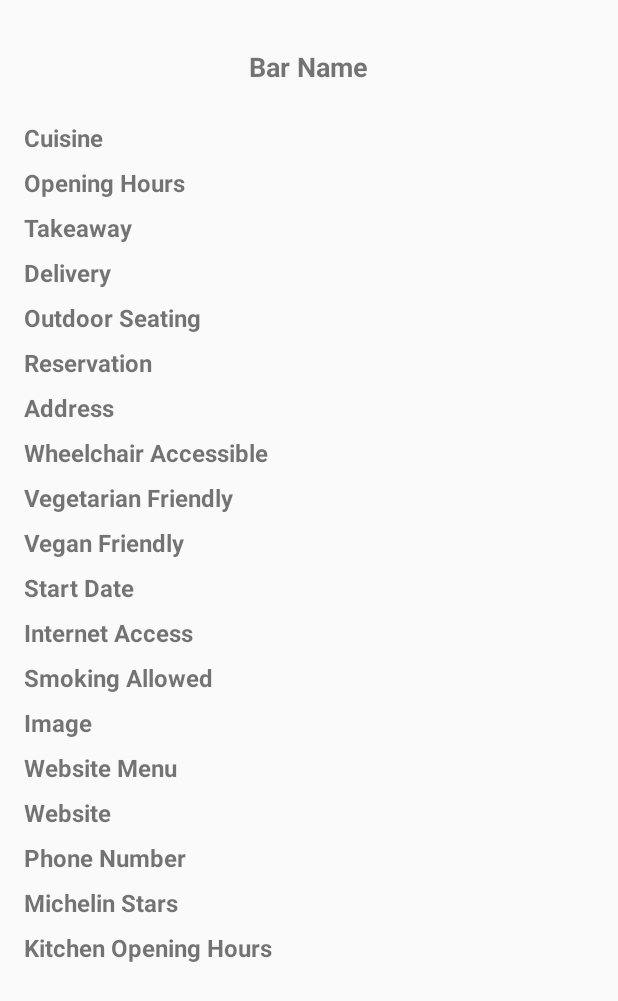
After one commit to Yushetf/Proyecto_MAD, an Android app: the BarDetailsActivity screen opened directly, with no data from a screen before it, on a phone screen of 412 x 824 dp. The commit adds this screen. Shown: the top 1001 px of the screen. Run offline under Robolectric (Android 15) with nearby library versions, the phone set to English and light mode, and no system bars.

Commit message:
Fiexed Firebase authentication and added activity bar details

```diff
--- a/app/src/main/AndroidManifest.xml
+++ b/app/src/main/AndroidManifest.xml
@@ -26,6 +26,10 @@
             android:name="es.proyectoMad.OpenStreetMapActivity"
             android:exported="false" />
         <activity
+            android:name="es.proyectoMad.BarDetailsActivity"
+            android:exported="false" />
+
+        <activity
             android:name="es.proyectoMad.SecondActivity"
             android:exported="false">
             <meta-data
--- /dev/null
+++ b/app/src/main/java/es/proyectoMad/BarDetailsActivity.kt
@@ -0,0 +1,46 @@
+package es.proyectoMad
+
+import android.os.Bundle
+import android.widget.TextView
+import android.widget.Toast
+import androidx.appcompat.app.AppCompatActivity
+import es.proyectoMad.persistence.room.BarEntity
+import es.upm.btb.helloworldkt.R
+
+class BarDetailsActivity : AppCompatActivity() {
+
+    override fun onCreate(savedInstanceState: Bundle?) {
+        super.onCreate(savedInstanceState)
+        setContentView(R.layout.activity_bar_details)
+
+        // Obtener los datos del bar de los extras del Intent
+        val barEntity: BarEntity? = intent.getParcelableExtra("barEntity")
+
+        // Mostrar los datos del bar en la interfaz de usuario si barEntity no es nulo
+        if (barEntity != null) {
+            findViewById<TextView>(R.id.textViewBarName).text = barEntity.name
+            findViewById<TextView>(R.id.textViewCuisine).text = barEntity.cuisine ?: "N/A"
+            findViewById<TextView>(R.id.textViewOpeningHours).text = barEntity.openingHours ?: "N/A"
+            findViewById<TextView>(R.id.textViewTakeaway).text = if (barEntity.takeaway) "Yes" else "No"
+            findViewById<TextView>(R.id.textViewDelivery).text = if (barEntity.delivery) "Yes" else "No"
+            findViewById<TextView>(R.id.textViewOutdoorSeating).text = if (barEntity.outdoorSeating) "Yes" else "No"
+            findViewById<TextView>(R.id.textViewReservation).text = if (barEntity.reservation) "Yes" else "No"
+            findViewById<TextView>(R.id.textViewAddress).text = barEntity.address ?: "N/A"
+            findViewById<TextView>(R.id.textViewWheelchairAccessible).text = if (barEntity.wheelchairAccessible) "Yes" else "No"
+            findViewById<TextView>(R.id.textViewVegetarianFriendly).text = if (barEntity.vegetarianFriendly) "Yes" else "No"
+            findViewById<TextView>(R.id.textViewVeganFriendly).text = if (barEntity.veganFriendly) "Yes" else "No"
+            findViewById<TextView>(R.id.textViewStartDate).text = barEntity.startDate ?: "N/A"
+            findViewById<TextView>(R.id.textViewInternetAccess).text = if (barEntity.internetAccess) "Yes" else "No"
+            findViewById<TextView>(R.id.textViewSmokingAllowed).text = if (barEntity.smokingAllowed) "Yes" else "No"
+            findViewById<TextView>(R.id.textViewImage).text = barEntity.image ?: "N/A"
+            findViewById<TextView>(R.id.textViewWebsiteMenu).text = barEntity.websiteMenu ?: "N/A"
+            findViewById<TextView>(R.id.textViewWebsite).text = barEntity.website ?: "N/A"
+            findViewById<TextView>(R.id.textViewPhoneNumber).text = barEntity.phoneNumber ?: "N/A"
+            findViewById<TextView>(R.id.textViewMichelinStars).text = barEntity.michelinStars?.toString() ?: "N/A"
+            findViewById<TextView>(R.id.textViewKitchenOpeningHours).text = barEntity.kitchenOpeningHours ?: "N/A"
+        } else {
+            // Manejar el caso donde barEntity es nulo, por ejemplo, mostrar un mensaje de error con Toast
+            Toast.makeText(this, "Bar details not found", Toast.LENGTH_SHORT).show()
+        }
+    }
+}
--- a/app/src/main/java/es/proyectoMad/MainActivity.kt
+++ b/app/src/main/java/es/proyectoMad/MainActivity.kt
@@ -186,6 +186,8 @@ class MainActivity : AppCompatActivity(), LocationListener {
         }
     }
     private fun launchSignInFlow() {
+        val user = FirebaseAuth.getInstance().currentUser
+        if (user == null) {
             val providers = arrayListOf(
                 AuthUI.IdpConfig.EmailBuilder().build(),
                 AuthUI.IdpConfig.GoogleBuilder().build()
@@ -197,6 +199,10 @@ class MainActivity : AppCompatActivity(), LocationListener {
                     .build(),
                 RC_SIGN_IN
             )
+        } else {
+            // El usuario ya está autenticado, no es necesario iniciar sesión nuevamente.
+            updateUIWithUsername() // Actualizar la interfaz de usuario con el nombre del usuario.
+        }
     }
     private fun logout() {
         AuthUI.getInstance()
--- a/app/src/main/java/es/proyectoMad/persistence/room/IBarDao.kt
+++ b/app/src/main/java/es/proyectoMad/persistence/room/IBarDao.kt
@@ -14,4 +14,7 @@ interface IBarDao {
 
     @Query("DELETE FROM bar")
     fun deleteAllBars()
+
+    @Query("SELECT * FROM bar WHERE name = :name")
+    fun getBarByName(name: String): BarEntity?
 }
--- /dev/null
+++ b/app/src/main/res/layout/activity_bar_details.xml
@@ -0,0 +1,208 @@
+<?xml version="1.0" encoding="utf-8"?>
+<RelativeLayout xmlns:android="http://schemas.android.com/apk/res/android"
+    android:layout_width="match_parent"
+    android:layout_height="match_parent"
+    android:padding="16dp">
+
+    <TextView
+        android:id="@+id/textViewBarName"
+        android:layout_width="wrap_content"
+        android:layout_height="wrap_content"
+        android:textSize="18sp"
+        android:textStyle="bold"
+        android:layout_marginBottom="8dp"
+        android:layout_centerHorizontal="true"
+        android:layout_marginTop="16dp"
+        android:text="Bar Name" />
+
+    <TextView
+        android:id="@+id/textViewCuisine"
+        android:layout_width="wrap_content"
+        android:layout_height="wrap_content"
+        android:textSize="16sp"
+        android:textStyle="bold"
+        android:layout_below="@id/textViewBarName"
+        android:layout_marginTop="16dp"
+        android:text="Cuisine" />
+
+    <TextView
+        android:id="@+id/textViewOpeningHours"
+        android:layout_width="wrap_content"
+        android:layout_height="wrap_content"
+        android:textSize="16sp"
+        android:textStyle="bold"
+        android:layout_below="@id/textViewCuisine"
+        android:layout_marginTop="8dp"
+        android:text="Opening Hours" />
+
+    <TextView
+        android:id="@+id/textViewTakeaway"
+        android:layout_width="wrap_content"
+        android:layout_height="wrap_content"
+        android:textSize="16sp"
+        android:textStyle="bold"
+        android:layout_below="@id/textViewOpeningHours"
+        android:layout_marginTop="8dp"
+        android:text="Takeaway" />
+
+    <TextView
+        android:id="@+id/textViewDelivery"
+        android:layout_width="wrap_content"
+        android:layout_height="wrap_content"
+        android:textSize="16sp"
+        android:textStyle="bold"
+        android:layout_below="@id/textViewTakeaway"
+        android:layout_marginTop="8dp"
+        android:text="Delivery" />
+
+    <TextView
+        android:id="@+id/textViewOutdoorSeating"
+        android:layout_width="wrap_content"
+        android:layout_height="wrap_content"
+        android:textSize="16sp"
+        android:textStyle="bold"
+        android:layout_below="@id/textViewDelivery"
+        android:layout_marginTop="8dp"
+        android:text="Outdoor Seating" />
+
+    <TextView
+        android:id="@+id/textViewReservation"
+        android:layout_width="wrap_content"
+        android:layout_height="wrap_content"
+        android:textSize="16sp"
+        android:textStyle="bold"
+        android:layout_below="@id/textViewOutdoorSeating"
+        android:layout_marginTop="8dp"
+        android:text="Reservation" />
+
+    <TextView
+        android:id="@+id/textViewAddress"
+        android:layout_width="wrap_content"
+        android:layout_height="wrap_content"
+        android:textSize="16sp"
+        android:textStyle="bold"
+        android:layout_below="@id/textViewReservation"
+        android:layout_marginTop="8dp"
+        android:text="Address" />
+
+    <TextView
+        android:id="@+id/textViewWheelchairAccessible"
+        android:layout_width="wrap_content"
+        android:layout_height="wrap_content"
+        android:textSize="16sp"
+        android:textStyle="bold"
+        android:layout_below="@id/textViewAddress"
+        android:layout_marginTop="8dp"
+        android:text="Wheelchair Accessible" />
+
+    <TextView
+        android:id="@+id/textViewVegetarianFriendly"
+        android:layout_width="wrap_content"
+        android:layout_height="wrap_content"
+        android:textSize="16sp"
+        android:textStyle="bold"
+        android:layout_below="@id/textViewWheelchairAccessible"
+        android:layout_marginTop="8dp"
+        android:text="Vegetarian Friendly" />
+
+    <TextView
+        android:id="@+id/textViewVeganFriendly"
+        android:layout_width="wrap_content"
+        android:layout_height="wrap_content"
+        android:textSize="16sp"
+        android:textStyle="bold"
+        android:layout_below="@id/textViewVegetarianFriendly"
+        android:layout_marginTop="8dp"
+        android:text="Vegan Friendly" />
+
+    <TextView
+        android:id="@+id/textViewStartDate"
+        android:layout_width="wrap_content"
+        android:layout_height="wrap_content"
+        android:textSize="16sp"
+        android:textStyle="bold"
+        android:layout_below="@id/textViewVeganFriendly"
+        android:layout_marginTop="8dp"
+        android:text="Start Date" />
+
+    <TextView
+        android:id="@+id/textViewInternetAccess"
+        android:layout_width="wrap_content"
+        android:layout_height="wrap_content"
+        android:textSize="16sp"
+        android:textStyle="bold"
+        android:layout_below="@id/textViewStartDate"
+        android:layout_marginTop="8dp"
+        android:text="Internet Access" />
+
+    <TextView
+        android:id="@+id/textViewSmokingAllowed"
+        android:layout_width="wrap_content"
+        android:layout_height="wrap_content"
+        android:textSize="16sp"
+        android:textStyle="bold"
+        android:layout_below="@id/textViewInternetAccess"
+        android:layout_marginTop="8dp"
+        android:text="Smoking Allowed" />
+
+    <TextView
+        android:id="@+id/textViewImage"
+        android:layout_width="wrap_content"
+        android:layout_height="wrap_content"
+        android:textSize="16sp"
+        android:textStyle="bold"
+        android:layout_below="@id/textViewSmokingAllowed"
+        android:layout_marginTop="8dp"
+        android:text="Image" />
+
+    <TextView
+        android:id="@+id/textViewWebsiteMenu"
+        android:layout_width="wrap_content"
+        android:layout_height="wrap_content"
+        android:textSize="16sp"
+        android:textStyle="bold"
+        android:layout_below="@id/textViewImage"
+        android:layout_marginTop="8dp"
+        android:text="Website Menu" />
+
+    <TextView
+        android:id="@+id/textViewWebsite"
+        android:layout_width="wrap_content"
+        android:layout_height="wrap_content"
+        android:textSize="16sp"
+        android:textStyle="bold"
+        android:layout_below="@id/textViewWebsiteMenu"
+        android:layout_marginTop="8dp"
+        android:text="Website" />
+
+    <TextView
+        android:id="@+id/textViewPhoneNumber"
+        android:layout_width="wrap_content"
+        android:layout_height="wrap_content"
+        android:textSize="16sp"
+        android:textStyle="bold"
+        android:layout_below="@id/textViewWebsite"
+        android:layout_marginTop="8dp"
+        android:text="Phone Number" />
+
+    <TextView
+        android:id="@+id/textViewMichelinStars"
+        android:layout_width="wrap_content"
+        android:layout_height="wrap_content"
+        android:textSize="16sp"
+        android:textStyle="bold"
+        android:layout_below="@id/textViewPhoneNumber"
+        android:layout_marginTop="8dp"
+        android:text="Michelin Stars" />
+
+    <TextView
+        android:id="@+id/textViewKitchenOpeningHours"
+        android:layout_width="wrap_content"
+        android:layout_height="wrap_content"
+        android:textSize="16sp"
+        android:textStyle="bold"
+        android:layout_below="@id/textViewMichelinStars"
+        android:layout_marginTop="8dp"
+        android:text="Kitchen Opening Hours" />
+
+</RelativeLayout>
```
Also changed, not shown: app/src/main/java/es/proyectoMad/OpenStreetMapActivity.kt (+51 -14 lines), app/src/main/java/es/proyectoMad/SecondActivity.kt (+14 -2 lines), app/src/main/java/es/proyectoMad/persistence/room/BarEntity.kt (+85 -1 lines), app/src/main/java/es/proyectoMad/persistence/room/LocationWithBar.kt (deleted, +0 -7 lines), app/src/main/res/layout/activity_third.xml (deleted, +0 -56 lines). Lines whose indentation alone changed are shown as unchanged.
